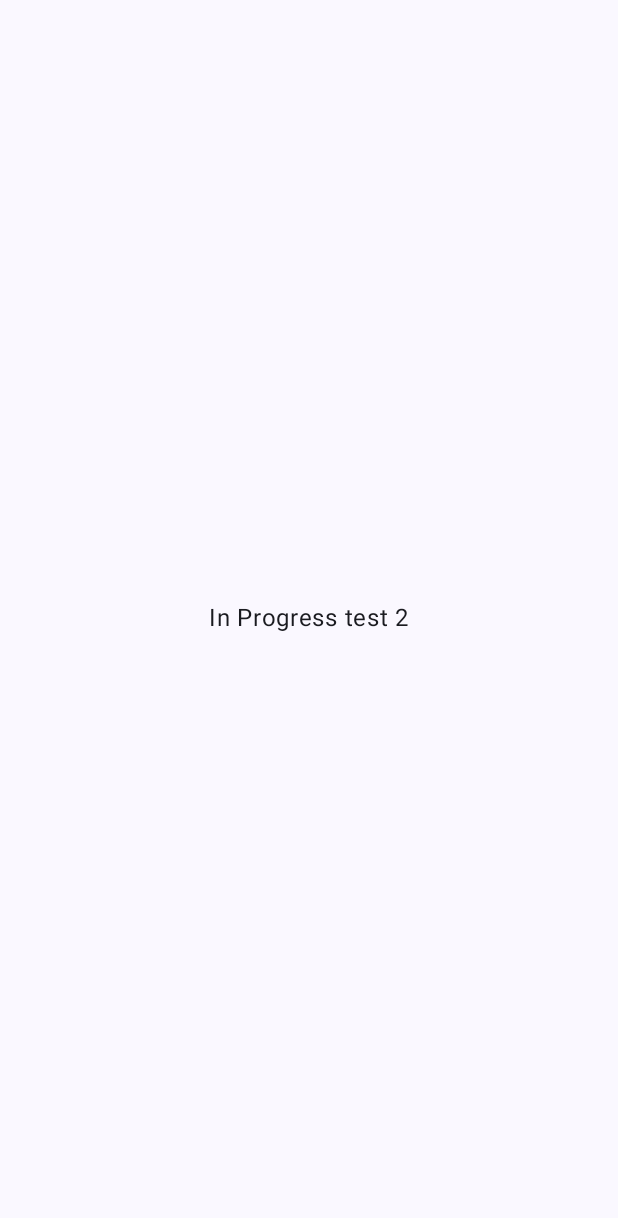
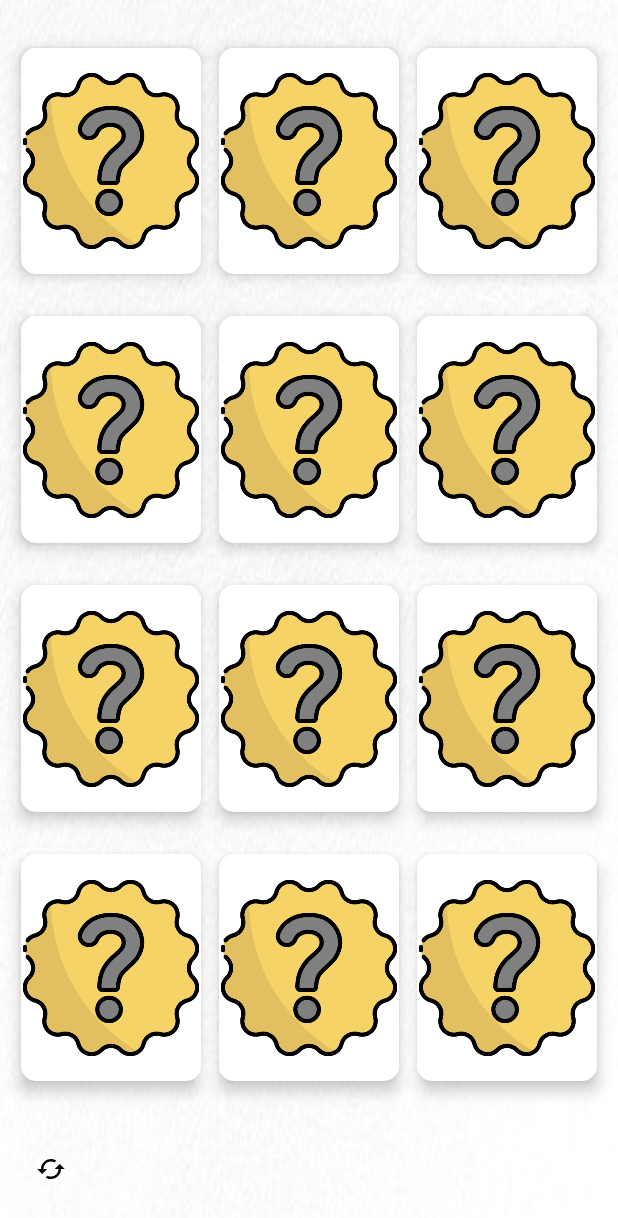
Before and after one commit to damianSte/CognitiveApp, an Android app built with Jetpack Compose: the TestTwoActivity screen opened directly, with no data from a screen before it, on a phone screen of 412 x 824 dp. Before the commit the part shown is almost empty. Shown: the top 1218 px of the screen. Run offline under Robolectric (Android 15) with nearby library versions, the phone set to English and light mode, and no system bars.

Commit message:
MemoryCardGame - Test Two

```diff
--- a/app/build.gradle.kts
+++ b/app/build.gradle.kts
@@ -57,6 +57,11 @@ dependencies {
     implementation(libs.androidx.activity.compose)
     implementation(platform(libs.androidx.compose.bom))
     implementation ("androidx.compose.material:material-icons-extended:1.4.3")
+    implementation("androidx.lifecycle:lifecycle-runtime-ktx:2.6.2")
+    implementation("androidx.activity:activity-compose:1.8.0")
+    implementation("androidx.lifecycle:lifecycle-viewmodel-ktx:2.4.0")
+    implementation("androidx.lifecycle:lifecycle-livedata-ktx:2.4.0")
+    implementation("androidx.fragment:fragment-ktx:1.6.2")
     implementation(libs.androidx.ui)
     implementation(libs.androidx.ui.graphics)
     implementation(libs.androidx.ui.tooling.preview)
--- /dev/null
+++ b/app/src/main/java/com/example/cognitiveapp/TestTwo/Game/Functions.kt
@@ -0,0 +1,10 @@
+package com.example.cognitiveapp.TestTwo.Game
+
+
+fun generateCardArray(matches: Int): Array<MemoryCard>{
+
+    val singles = 1..matches
+    val doubles = singles+singles
+
+    return doubles.shuffled().map { MemoryCard(it) }.toTypedArray()
+}
--- /dev/null
+++ b/app/src/main/java/com/example/cognitiveapp/TestTwo/Game/MemoryCard.kt
@@ -0,0 +1,11 @@
+package com.example.cognitiveapp.TestTwo.Game
+
+class MemoryCard (
+    var value:Int,
+    var isBackDisplayed: Boolean = true,
+    var machFound: Boolean = false,
+){
+    fun flipCard(){
+        isBackDisplayed =!isBackDisplayed
+    }
+}
--- /dev/null
+++ b/app/src/main/java/com/example/cognitiveapp/TestTwo/Game/MemoryState.kt
@@ -0,0 +1,11 @@
+package com.example.cognitiveapp.TestTwo.Game
+
+data class MemoryState(
+    val cards: Array<MemoryCard> = generateCardArray(6),
+    val card1: Int? = null,
+    val card2: Int? = null,
+    val pairCount: Int = 6,
+    val pairMatched: Int = 0,
+    val clickCount: Int = 0,
+    val theme: cardInterface = Theme()
+)
--- /dev/null
+++ b/app/src/main/java/com/example/cognitiveapp/TestTwo/Game/cardInterface.kt
@@ -0,0 +1,42 @@
+package com.example.cognitiveapp.TestTwo.Game
+
+import androidx.compose.ui.graphics.Color
+import com.example.cognitiveapp.R
+
+interface cardInterface {
+
+    val backgroundPortrait: Int
+    val backgroundLandScape:Int
+    val cardBack: Int
+    val cardBaseColor: Color
+    val textColor: Color
+    val cardFrontBaseColor: Color
+    val matchedOutlineColor: Color
+    val imageMap: Map<Int, Int>
+
+    fun getImageResourceForNumber(number: Int): Int?
+}
+
+class Theme(
+    override val backgroundPortrait: Int = R.drawable.white,
+    override val backgroundLandScape: Int = R.drawable.white,
+    override val cardBack: Int = R.drawable.questionmark,
+    override val cardBaseColor: Color = Color.White,
+    override val textColor: Color = Color.White,
+    override val cardFrontBaseColor: Color = Color.White,
+    override val matchedOutlineColor: Color = Color.Green,
+    override val imageMap: Map<Int, Int> = mapOf(
+        1 to R.drawable.rabbit,
+        2 to R.drawable.parrot,
+        3 to R.drawable.dog,
+        4 to R.drawable.cat,
+        5 to R.drawable.fretka,
+        6 to R.drawable.horse
+    ),
+
+):cardInterface{
+    override fun getImageResourceForNumber(number: Int): Int? {
+        return imageMap[number]
+    }
+
+}
--- a/app/src/main/java/com/example/cognitiveapp/TestTwo/TestTwoActivity.kt
+++ b/app/src/main/java/com/example/cognitiveapp/TestTwo/TestTwoActivity.kt
@@ -3,6 +3,11 @@ package com.example.cognitiveapp.TestTwo
 import android.os.Bundle
 import androidx.activity.ComponentActivity
 import androidx.activity.compose.setContent
+import androidx.activity.viewModels
+import androidx.compose.foundation.layout.fillMaxSize
+import androidx.compose.material3.Surface
+import androidx.compose.ui.Modifier
+import com.example.cognitiveapp.TestTwo.Game.MemoryViewModel
 import com.example.cognitiveapp.ui.theme.CognitiveAppTheme
 
 class TestTwoActivity: ComponentActivity(){
@@ -10,7 +15,13 @@ class TestTwoActivity: ComponentActivity(){
         super.onCreate(savedInstanceState)
         setContent {
             CognitiveAppTheme {
-                TestTwoForm()
+                Surface (
+                    modifier = Modifier.fillMaxSize()
+                ) {
+                    val viewModel: MemoryViewModel by viewModels()
+                    MemoryScreen(viewModel = viewModel)
+
+                }
             }
         }
     }
--- a/app/src/main/java/com/example/cognitiveapp/TestTwo/TestTwoForm.kt
+++ b/app/src/main/java/com/example/cognitiveapp/TestTwo/TestTwoForm.kt
@@ -1,40 +1,369 @@
 package com.example.cognitiveapp.TestTwo
 
+import androidx.compose.foundation.Image
+import androidx.compose.foundation.border
 import androidx.compose.foundation.layout.Arrangement
+import androidx.compose.foundation.layout.Box
 import androidx.compose.foundation.layout.Column
+import androidx.compose.foundation.layout.Row
 import androidx.compose.foundation.layout.fillMaxSize
+import androidx.compose.foundation.layout.fillMaxWidth
 import androidx.compose.foundation.layout.padding
-import androidx.compose.material3.Surface
+import androidx.compose.foundation.layout.size
+import androidx.compose.foundation.shape.CircleShape
+import androidx.compose.foundation.shape.RoundedCornerShape
+import androidx.compose.material.icons.Icons
+import androidx.compose.material.icons.filled.Cached
+import androidx.compose.material3.Button
+import androidx.compose.material3.ButtonDefaults
+import androidx.compose.material3.Card
+import androidx.compose.material3.CardDefaults
+import androidx.compose.material3.ExperimentalMaterial3Api
+import androidx.compose.material3.Icon
+import androidx.compose.material3.OutlinedCard
 import androidx.compose.material3.Text
 import androidx.compose.runtime.Composable
+import androidx.compose.runtime.getValue
+import androidx.compose.runtime.mutableStateOf
+import androidx.compose.runtime.remember
+import androidx.compose.runtime.setValue
 import androidx.compose.ui.Alignment
 import androidx.compose.ui.Modifier
-import androidx.compose.ui.tooling.preview.Preview
+import androidx.compose.ui.graphics.Color
+import androidx.compose.ui.graphics.vector.ImageVector
+import androidx.compose.ui.layout.ContentScale
+import androidx.compose.ui.layout.onGloballyPositioned
+import androidx.compose.ui.platform.LocalConfiguration
+import androidx.compose.ui.platform.LocalDensity
+import androidx.compose.ui.res.painterResource
 import androidx.compose.ui.unit.dp
-import com.example.cognitiveapp.ui.theme.CognitiveAppTheme
+import androidx.compose.ui.unit.sp
+import com.example.cognitiveapp.TestTwo.Game.MemoryCard
+import com.example.cognitiveapp.TestTwo.Game.MemoryEvent
+import com.example.cognitiveapp.TestTwo.Game.MemoryState
+import com.example.cognitiveapp.TestTwo.Game.MemoryViewModel
+
 
 @Composable
-fun TestTwoForm() {
+fun ResetGameButton(
+    viewModel: MemoryViewModel,
+    modifier: Modifier = Modifier
+) {
 
-    Surface{
-        Column(
-            //Modifier.horizontalScroll()
-            verticalArrangement = Arrangement.Center,
-            horizontalAlignment = Alignment.CenterHorizontally,
-            modifier = Modifier
-                .fillMaxSize()
-                .padding(horizontal = 30.dp)
-        ){
-            Text(text = "In Progress test 2")
+    IconButton(
+        onClick = { viewModel.onEvent(MemoryEvent.ResetGame) },
+        icon = Icons.Default.Cached,
+        contentDescription = "Reset Game",
+        tint = Color.Black,
+        modifier = modifier
+    )
+}
+
+@Composable
+fun IconButton(
+    onClick: () -> Unit,
+    icon: ImageVector,
+    contentDescription: String,
+    tint: Color,
+    modifier: Modifier = Modifier
+
+) {
+    Box(modifier = modifier) {
+        Button(
+            onClick = onClick,
+            shape = CircleShape,
+            colors = ButtonDefaults.buttonColors(
+                Color.Transparent
+            )
+        ) {
+            Icon(
+                imageVector = icon, contentDescription = contentDescription,
+                tint = tint, modifier = Modifier.size(20.dp)
+            )
 
         }
     }
 }
 
-@Preview(showBackground = true, showSystemUi = true)
+@OptIn(ExperimentalMaterial3Api::class)
 @Composable
-fun TestOnePreview() {
-    CognitiveAppTheme {
-        TestTwoForm()
+fun MemoryGameCard(
+    card: MemoryCard,
+    modifier: Modifier,
+    state: MemoryState,
+    onCLick: () -> Unit
+) {
+    if (card.isBackDisplayed) {
+        val localDensity = LocalDensity.current
+        var cardHeight by remember {
+            mutableStateOf(0.dp)
+        }
+        var cardWidth by remember {
+            mutableStateOf(0.dp)
+        }
+        Card(
+            shape = RoundedCornerShape(10.dp),
+            onClick = onCLick,
+            colors = CardDefaults.cardColors(containerColor = state.theme.cardBaseColor),
+            elevation = CardDefaults.cardElevation(defaultElevation = 6.dp),
+            modifier = modifier
+        ) {
+            Box(
+                modifier = Modifier
+                    .fillMaxSize()
+                    .onGloballyPositioned { coordinates ->
+                        cardHeight = with(localDensity) { coordinates.size.height.toDp() }
+                        cardWidth = with(localDensity) { coordinates.size.width.toDp() }
+                    },
+                contentAlignment = Alignment.Center
+            ) {
+
+                val cardAspectRatio = cardWidth / cardHeight
+                val shouldUseFillWidth = cardAspectRatio > 0.66f
+                Image(
+                    painter = painterResource(id = state.theme.cardBack),
+                    contentDescription = "Back of card Image",
+                    contentScale =
+                    if (shouldUseFillWidth) ContentScale.FillWidth else ContentScale.FillHeight,
+                    modifier = Modifier.fillMaxSize(),
+                    alignment = Alignment.Center
+                )
+
+            }
+
+        }
+    }else{
+        val borderModifier = if(card.machFound){
+            modifier.border(
+                width = 4.dp,
+                shape = RoundedCornerShape(10.dp),
+                color = state.theme.matchedOutlineColor
+            )
+        }else{
+            modifier
+        }
+        OutlinedCard(
+            shape = RoundedCornerShape(10.dp),
+            colors = CardDefaults.cardColors(
+                containerColor = state.theme.cardFrontBaseColor
+            ),
+            elevation = CardDefaults.cardElevation(
+                defaultElevation = 6.dp
+            ),
+            modifier = borderModifier
+        ) {
+            Box(modifier = Modifier
+                .padding(12.dp)
+                .fillMaxSize(),
+             contentAlignment = Alignment.Center
+            ){
+                Image(
+                    painter = painterResource(id = state.theme.getImageResourceForNumber(card.value)!!),
+                    modifier = modifier.fillMaxSize(),
+                    contentDescription = "memory card ${card.value}",
+                    contentScale = ContentScale.Fit,
+                    alignment = Alignment.Center
+                )
+            }
+
+        }
     }
 }
+
+fun calculateRowRange(pairCount: Int, isPortrait: Boolean): List<IntRange>{
+    return when(isPortrait){
+        true->{
+            when(pairCount){
+                6-> listOf(0.. 2,3..5,6..8, 9..11)
+                else -> emptyList()
+            }
+        }false ->{
+            when (pairCount){
+                6-> listOf(0..3,4..7,8..11)
+                else -> emptyList()
+            }
+        }
+    }
+}
+
+@Composable
+fun MemoryScreen(
+    modifier: Modifier = Modifier,
+    viewModel: MemoryViewModel
+){
+    val configuration = LocalConfiguration.current
+    val isPortrait = configuration.orientation == android.content.res.Configuration.ORIENTATION_PORTRAIT
+    val state = viewModel.state.value
+
+    val backgroundImage = if(isPortrait) state.theme.backgroundPortrait
+    else state.theme.backgroundLandScape
+
+    Box(modifier = modifier.fillMaxSize()){
+        Image( painter = painterResource(id = backgroundImage),
+            contentDescription = "BackgroundImage",
+            contentScale = ContentScale.FillBounds,
+            modifier = Modifier.fillMaxSize())
+
+        Row (
+            modifier = Modifier.fillMaxSize()
+        ){
+            val rowRange = calculateRowRange(pairCount = state.pairCount, isPortrait = isPortrait)
+
+            if(isPortrait){
+                Column (
+                    modifier = modifier
+                        .fillMaxSize()
+                        .padding(top = 18.dp),
+                    verticalArrangement = Arrangement.SpaceBetween,
+                    horizontalAlignment = Alignment.CenterHorizontally
+                ){
+                    for (range in rowRange){
+                        BuildCardRow(
+                            range = range,
+                            numberOfRows = rowRange.count(),
+                            viewModel = viewModel,
+                            modifier = Modifier.weight(1f),
+                            isLastRow = rowRange.last() == range
+                        )
+                    }
+                    Row (
+                        modifier = modifier
+                            .weight(.5f)
+                            .fillMaxWidth()
+                            .padding(top = 4.dp, bottom = 4.dp),
+                        verticalAlignment = Alignment.CenterVertically,
+                        horizontalArrangement = Arrangement.SpaceBetween
+                    ){
+                        ResetGameButton(viewModel = viewModel, modifier = Modifier.weight(.1f))
+
+
+                    }
+
+                }
+            }else{
+                Column (
+                    modifier = modifier
+                        .fillMaxSize()
+                        .padding(top = 4.dp, bottom = 4.dp)
+                        .weight(4f),
+                    verticalArrangement = Arrangement.SpaceBetween,
+                    horizontalAlignment = Alignment.CenterHorizontally
+                ){
+                    for (range in rowRange){
+                        BuildCardRow(
+                            range = range,
+                            numberOfRows = rowRange.count(),
+                            viewModel = viewModel,
+                            modifier = Modifier.weight(1f),
+                            isLastRow = rowRange.last() == range
+                        )
+                    }
+
+                }
+                Column (
+                    modifier = modifier
+                        .fillMaxSize(0.75f)
+                        .padding(top = 4.dp, bottom = 4.dp)
+                        .weight(4f),
+                    verticalArrangement = Arrangement.SpaceBetween,
+                    horizontalAlignment = Alignment.CenterHorizontally
+                ) {
+                    ResetGameButton(viewModel = viewModel, modifier = Modifier.weight(.1f))
+                }
+            }
+        }
+    }
+    if(state.pairCount == state.pairMatched){
+        Box(modifier = modifier.fillMaxSize(),
+           contentAlignment = Alignment.Center
+        ){
+            Card(modifier = modifier
+                .fillMaxWidth(0.7f)
+                .border(
+                    width = 4.dp,
+                    shape = RoundedCornerShape(12.dp),
+                    color = state.theme.matchedOutlineColor
+                ),
+                colors = CardDefaults.cardColors(
+                    containerColor = state.theme.cardFrontBaseColor
+                )
+            ) {
+                Row(modifier = modifier
+                    .fillMaxWidth()
+                    .padding(top = 4.dp, bottom = 4.dp),
+                    horizontalArrangement = Arrangement.Center,
+                    verticalAlignment = Alignment.CenterVertically)
+                {
+                 Text(
+                     text = "You have won!\n Score: ${state.clickCount} clicks",
+                     color = Color.Black,
+                     fontSize = 30.sp,
+                     lineHeight = 30.sp,
+                     modifier= Modifier.padding(8.dp)
+                 )
+
+                }
+                Row(modifier = modifier
+                    .fillMaxWidth()
+                    .padding(top = 4.dp, bottom = 4.dp),
+                    horizontalArrangement = Arrangement.Center,
+                    verticalAlignment = Alignment.CenterVertically)
+                {
+                    IconButton(
+                        onClick = { viewModel.onEvent(MemoryEvent.ResetGame) },
+                        icon = Icons.Default.Cached,
+                        contentDescription = "Reset Game",
+                        tint = Color.White,
+                        modifier = modifier
+                    )
+                }
+
+            }
+        }
+    }
+}
+
+@Composable
+fun BuildCardRow(
+    modifier: Modifier = Modifier,
+    range: IntRange,
+    numberOfRows: Int,
+    viewModel: MemoryViewModel,
+    isLastRow:Boolean = false
+){
+    val state = viewModel.state.value
+    Box(modifier = modifier){
+        Row (horizontalArrangement = Arrangement.SpaceBetween,
+            verticalAlignment = Alignment.CenterVertically,
+            modifier = modifier
+                .padding(8.dp)
+                .fillMaxSize())
+        {
+            for (cardsId in range){
+                Box(modifier = Modifier
+                    .weight(1f)
+                    .fillMaxSize()){
+                    MemoryGameCard(card = state.cards[cardsId],
+                        modifier = Modifier
+                            .padding(6.dp)
+                            .fillMaxSize(),
+                        state = state,
+                        onCLick = {viewModel.onEvent(MemoryEvent.CardClick(cardsId))} )
+                }
+
+            }
+            val modulus = (state.pairCount * 2)% numberOfRows
+            if (isLastRow && modulus!=0){
+                val fillCardNumber = numberOfRows - modulus
+                val extraCards = 1.. fillCardNumber
+                for (missingCards in extraCards){
+                    Box(
+                        Modifier
+                            .weight(1f)
+                            .fillMaxSize())
+                }
+            }
+        }
+
+    }
+}
```
Also changed, not shown: app/src/main/java/com/example/cognitiveapp/MainActivity/MainActivityForm.kt (+39 -11 lines), app/src/main/java/com/example/cognitiveapp/TestTwo/Game/MemoryEvent.kt (added, +8 -0 lines), app/src/main/java/com/example/cognitiveapp/TestTwo/Game/MemoryViewModel.kt (added, +112 -0 lines), app/src/main/java/com/example/cognitiveapp/TestOne/TestOneForm.kt (line endings or trailing spaces), app/src/main/res/drawable/cat.jpg (added), app/src/main/res/drawable/dog.jpg (added), app/src/main/res/drawable/fretka.jpg (added), app/src/main/res/drawable/horse.jpg (added), app/src/main/res/drawable/parrot.jpg (added), app/src/main/res/drawable/questionmark.png (added), app/src/main/res/drawable/rabbit.jpg (added), app/src/main/res/drawable/white.jpg (added).
